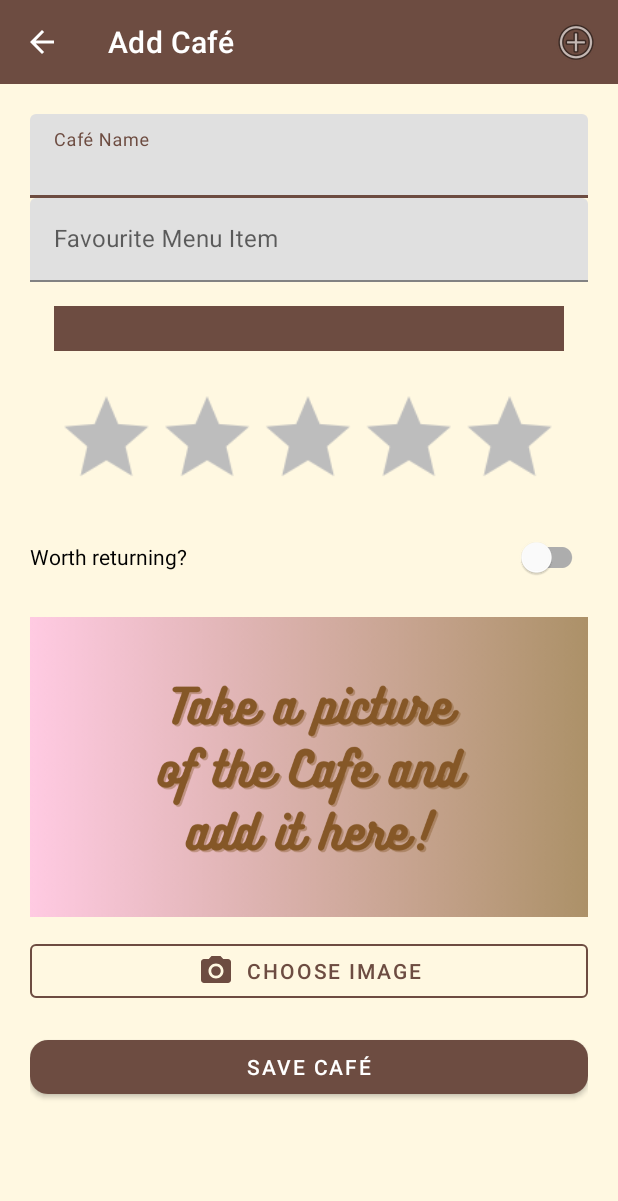
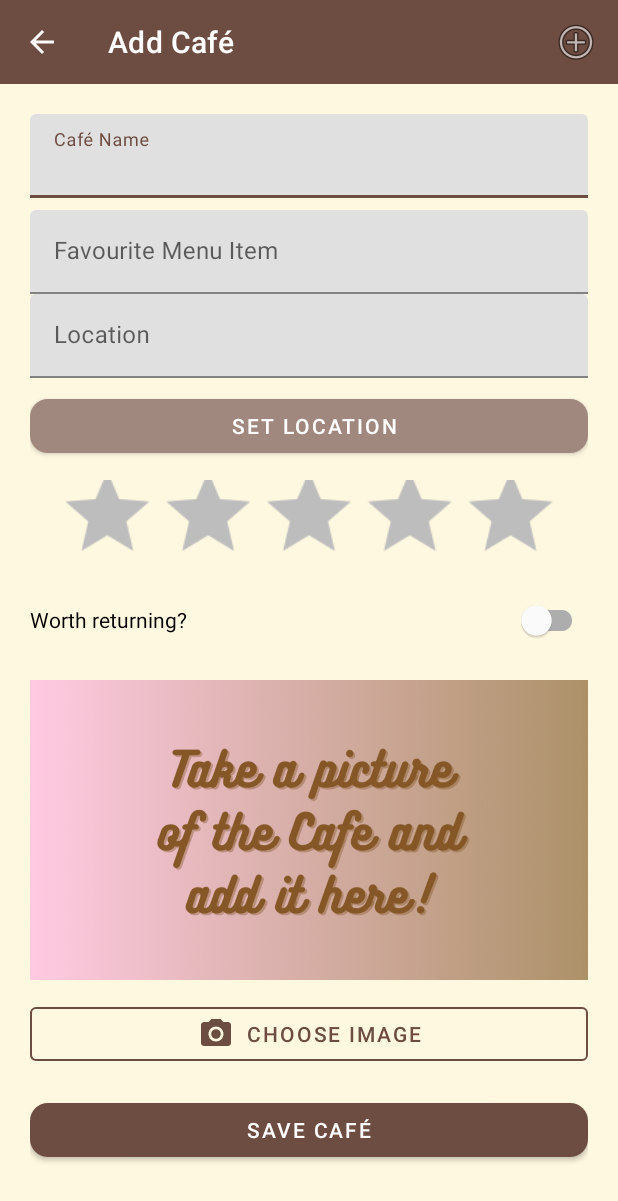
Before and after one commit to alexalexiiii/cafe-finder-ca1, an Android app: the CafeActivity screen opened directly, with no data from a screen before it, on a phone screen of 412 x 824 dp. Shown: the top 1201 px of the screen. Run offline under Robolectric (Android 15) with nearby library versions, the light colour scheme and no system bars; our stand-ins replace Timber; 1 statement that could not run was skipped.

Commit message:
fixed location activity to display location and name instead of lat and longitude (tests) also added location activity to include search bar using places sdk

```diff
--- a/app/build.gradle.kts
+++ b/app/build.gradle.kts
@@ -62,4 +62,7 @@ dependencies {
     implementation(libs.androidx.navigation.ui.ktx)
     implementation("com.github.bumptech.glide:glide:4.16.0")
     kapt("com.github.bumptech.glide:compiler:4.16.0")
+    implementation("com.google.android.gms:play-services-maps:18.2.0")
+    implementation("com.google.android.libraries.places:places:3.3.0")
+
 }
--- /dev/null
+++ b/app/src/main/res/drawable/ic_location.xml
@@ -0,0 +1,4 @@
+<?xml version="1.0" encoding="utf-8"?>
+<selector xmlns:android="http://schemas.android.com/apk/res/android">
+
+</selector>
--- a/app/src/main/res/layout/activity_cafe.xml
+++ b/app/src/main/res/layout/activity_cafe.xml
@@ -12,10 +12,10 @@
         android:layout_width="match_parent"
         android:layout_height="?attr/actionBarSize"
         android:background="@color/coffee_brown"
+        app:title="Add Café"
         app:titleTextColor="@color/white"
         app:navigationIcon="@drawable/ic_arrow_back"
-        app:navigationIconTint="@color/white"
-        app:title="Add Café" />
+        app:navigationIconTint="@color/white" />
 
     <!-- Scrollable form -->
     <ScrollView
@@ -49,6 +49,7 @@
             <com.google.android.material.textfield.TextInputLayout
                 android:layout_width="match_parent"
                 android:layout_height="wrap_content"
+                android:layout_marginTop="8dp"
                 android:hint="Favourite Menu Item"
                 app:boxStrokeColor="@color/latte_brown"
                 app:hintTextColor="@color/cardTextSecondary">
@@ -61,29 +62,43 @@
                     android:textColorHint="@color/cardTextSecondary" />
             </com.google.android.material.textfield.TextInputLayout>
 
-            <!--- Set Location Button -->
+            <!-- Location Field (auto-populated) -->
+            <com.google.android.material.textfield.TextInputLayout
+                android:layout_width="match_parent"
+                android:layout_height="wrap_content"
+                android:hint="@string/location_hint"
+                app:boxStrokeColor="@color/latte_brown"
+                app:hintTextColor="@color/cardTextSecondary">
+
+                <com.google.android.material.textfield.TextInputEditText
+                    android:id="@+id/locationText"
+                    android:layout_width="match_parent"
+                    android:layout_height="wrap_content"
+                    android:textColor="@color/cardTextPrimary"
+                    android:textColorHint="@color/cardTextSecondary"
+                    android:focusable="false"
+                    android:clickable="false" />
+            </com.google.android.material.textfield.TextInputLayout>
+
+            <!-- Set Location Button -->
+            <com.google.android.material.button.MaterialButton
+                android:id="@+id/setLocationBtn"
+                android:layout_width="match_parent"
+                android:layout_height="wrap_content"
+                android:layout_marginTop="8dp"
+                android:text="Set Location"
+                app:backgroundTint="@color/latte_brown"
+                app:icon="@drawable/ic_location"
+                app:iconGravity="textStart"
+                app:cornerRadius="12dp" />
 
             <!-- Rating -->
-
-            <Button
-                android:id="@+id/placemarkLocation"
-                android:layout_width="match_parent"
-                android:layout_height="30dp"
-                android:layout_margin="16dp"
-                android:background="@color/latte_brown"
-                android:padding="8dp"
-                android:stateListAnimator="@null"
-                android:text="@string/location_hint"
-                android:textColor="@color/cardTextPrimary"
-                android:textSize="16sp" />
-
             <LinearLayout
                 android:orientation="horizontal"
-                android:gravity="center_vertical"
-                android:paddingTop="12dp"
+                android:gravity="center"
                 android:layout_width="match_parent"
-                android:layout_height="wrap_content">
-
+                android:layout_height="wrap_content"
+                android:layout_marginTop="12dp">
 
                 <RatingBar
                     android:id="@+id/ratingBar"
@@ -91,24 +106,21 @@
                     android:stepSize="1"
                     android:layout_width="wrap_content"
                     android:layout_height="wrap_content"
-                    android:isIndicator="false"
-                    android:layout_marginTop="8dp"
-                    android:layout_marginBottom="8dp"
-                    android:layout_marginStart="65dp"
-                    android:scaleX="1.4"
-                    android:scaleY="1.4"
                     android:progressTint="@color/coffee_brown"
                     android:secondaryProgressTint="@color/latte_brown"
-                    android:progressBackgroundTint="@color/gray" />
+                    android:progressBackgroundTint="@color/gray"
+                    android:scaleX="1.4"
+                    android:scaleY="1.4" />
             </LinearLayout>
 
+            <!-- Returning Switch -->
             <com.google.android.material.switchmaterial.SwitchMaterial
                 android:id="@+id/returningSwitch"
                 android:layout_width="match_parent"
                 android:layout_height="wrap_content"
+                android:layout_marginTop="12dp"
                 android:text="Worth returning?"
-                android:checked="false"
-                android:layout_marginTop="12dp"/>
+                android:checked="false" />
 
             <!-- Image Preview -->
             <ImageView
@@ -124,15 +136,15 @@
             <com.google.android.material.button.MaterialButton
                 android:id="@+id/chooseImage"
                 style="@style/Widget.MaterialComponents.Button.OutlinedButton"
+                android:layout_width="match_parent"
+                android:layout_height="wrap_content"
+                android:layout_marginTop="12dp"
                 android:text="@string/choose_image"
-                app:icon="@drawable/ic_photo"
-                app:iconPadding="8dp"
-                app:iconGravity="textStart"
                 android:textColor="@color/coffee_brown"
                 app:strokeColor="@color/coffee_brown"
-                android:layout_width="match_parent"
-                android:layout_height="wrap_content"
-                android:layout_marginTop="12dp" />
+                app:icon="@drawable/ic_photo"
+                app:iconGravity="textStart"
+                app:iconPadding="8dp" />
 
             <!-- Save Café Button -->
             <com.google.android.material.button.MaterialButton
```
Also changed, not shown: app/src/main/AndroidManifest.xml (+13 -16 lines), app/src/main/java/org/wit/placemark/activities/LocationActivity.kt (added, +105 -0 lines), app/src/main/res/layout/activity_location.xml (added, +30 -0 lines).
